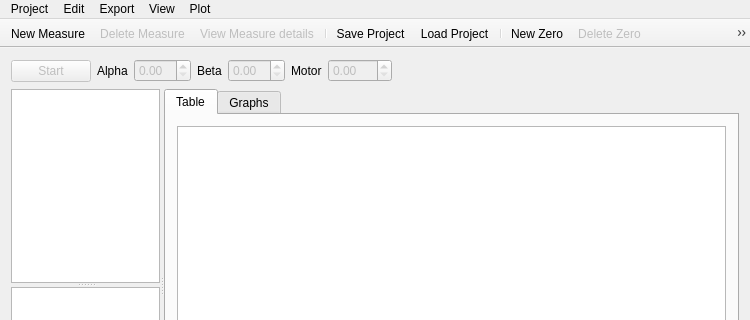
Above: aeroistwindow.ui from froque/AeroIST before the change; both pictures show x 0 to 750 and y 0 to 320 of the 750 by 491 pixel window. Below: the same form after it.
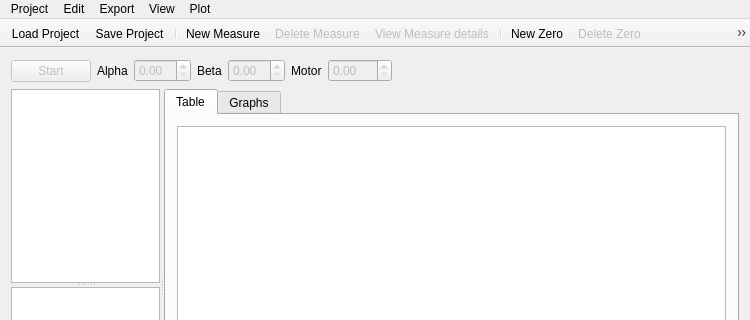
That is the form after the change. Custom widgets are drawn as their Qt base class.

Commit message: added png, but not used yet small changes in ui

What changed in the file:
```diff
--- a/aeroistwindow.ui
+++ b/aeroistwindow.ui
@@ -266,17 +266,16 @@
    <attribute name="toolBarBreak">
     <bool>false</bool>
    </attribute>
+   <addaction name="actionLoad_Project"/>
+   <addaction name="actionSave_Project"/>
+   <addaction name="separator"/>
    <addaction name="actionNew_Measure"/>
    <addaction name="actionDelete_Measure"/>
    <addaction name="actionView_Measure_details"/>
    <addaction name="separator"/>
-   <addaction name="actionSave_Project"/>
-   <addaction name="actionLoad_Project"/>
-   <addaction name="separator"/>
    <addaction name="actionNew_Zero"/>
    <addaction name="actionDelete_Zero"/>
    <addaction name="actionView_Zero_details"/>
-   <addaction name="separator"/>
   </widget>
   <action name="actionExport_to_csv">
    <property name="text">
```
Left out of the diff: 8 changed lines with no effect on the pictures. The commit also changes 3 other files.
